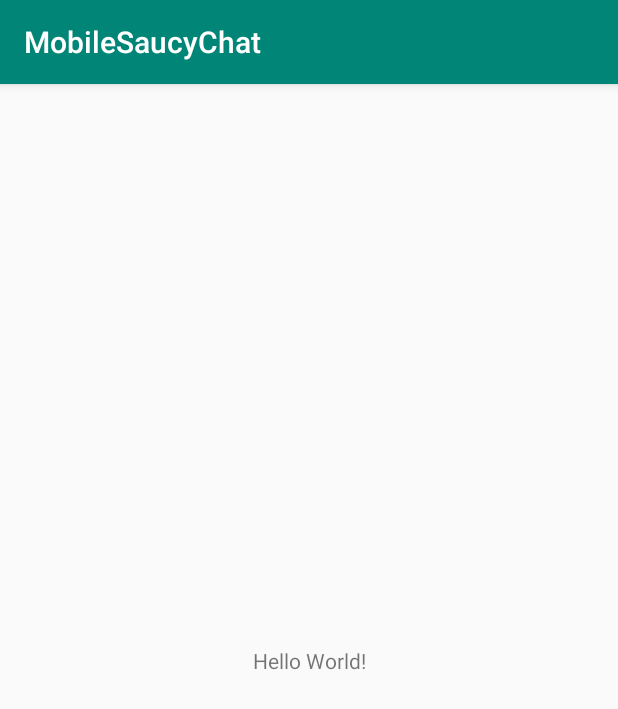
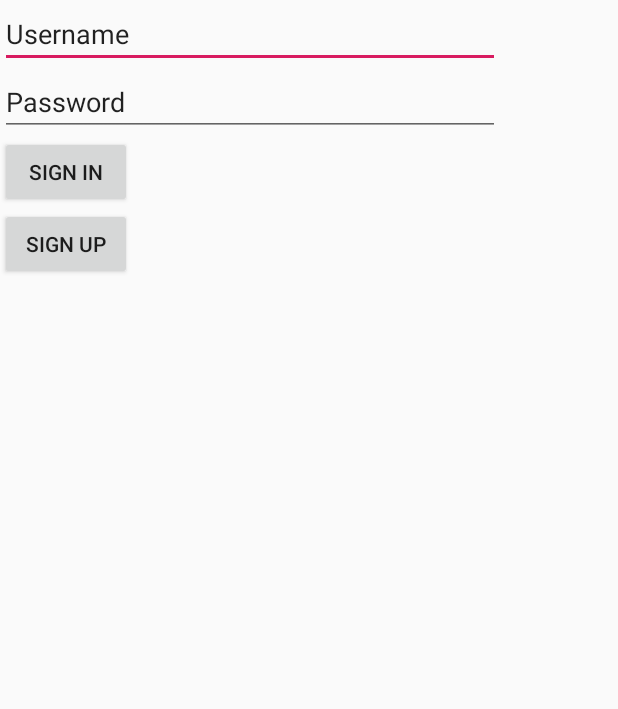
Before and after one commit to seelk89/MobileSaucyChat, an Android app: the screen it shows after launch (MainActivity), on a phone screen of 412 x 824 dp. Shown: the top 709 px of the screen. Run offline under Robolectric (Android 15) with nearby library versions, the phone set to English and light mode, and no system bars.

Commit message:
basic setup

```diff
--- a/app/src/main/AndroidManifest.xml
+++ b/app/src/main/AndroidManifest.xml
@@ -16,6 +16,8 @@
                 <category android:name="android.intent.category.LAUNCHER" />
             </intent-filter>
         </activity>
+
+        <activity android:name=".ChatRoomActivity"></activity>
     </application>
 
 </manifest>
--- a/app/src/main/res/layout/activity_main.xml
+++ b/app/src/main/res/layout/activity_main.xml
@@ -1,18 +1,36 @@
 <?xml version="1.0" encoding="utf-8"?>
-<android.support.constraint.ConstraintLayout xmlns:android="http://schemas.android.com/apk/res/android"
-    xmlns:app="http://schemas.android.com/apk/res-auto"
+<RelativeLayout
+    xmlns:android="http://schemas.android.com/apk/res/android"
     xmlns:tools="http://schemas.android.com/tools"
     android:layout_width="match_parent"
     android:layout_height="match_parent"
     tools:context=".MainActivity">
 
-    <TextView
+    <EditText
+        android:layout_height="wrap_content"
+        android:layout_width="500px"
+        android:text="Username"
+        android:id="@+id/etUsername"/>
+
+    <EditText
+        android:layout_below="@+id/etUsername"
+        android:layout_height="wrap_content"
+        android:layout_width="500px"
+        android:text="Password"
+        android:id="@+id/etPassword"/>
+
+    <Button
+        android:layout_below="@+id/etPassword"
+        android:text="Sign in"
         android:layout_width="wrap_content"
         android:layout_height="wrap_content"
-        android:text="Hello World!"
-        app:layout_constraintBottom_toBottomOf="parent"
-        app:layout_constraintLeft_toLeftOf="parent"
-        app:layout_constraintRight_toRightOf="parent"
-        app:layout_constraintTop_toTopOf="parent" />
+        android:id="@+id/btnSignIn"/>
 
-</android.support.constraint.ConstraintLayout>
+    <Button
+        android:layout_below="@+id/btnSignIn"
+        android:text="Sign up"
+        android:layout_width="wrap_content"
+        android:layout_height="wrap_content"
+        android:id="@+id/btnSignUp"/>
+
+</RelativeLayout>
--- a/app/src/main/res/values/styles.xml
+++ b/app/src/main/res/values/styles.xml
@@ -1,7 +1,7 @@
 <resources>
 
     <!-- Base application theme. -->
-    <style name="AppTheme" parent="Theme.AppCompat.Light.DarkActionBar">
+    <style name="AppTheme" parent="Theme.AppCompat.Light.NoActionBar">
         <!-- Customize your theme here. -->
         <item name="colorPrimary">@color/colorPrimary</item>
         <item name="colorPrimaryDark">@color/colorPrimaryDark</item>
```
Also changed, not shown: app/src/main/java/com/example/mobilesaucychat/ChatRoomActivity.java (added, +29 -0 lines), app/src/main/java/com/example/mobilesaucychat/MainActivity.java (+14 -0 lines), app/src/main/java/com/example/mobilesaucychat/models/Message.java (added, +49 -0 lines), app/src/main/java/com/example/mobilesaucychat/models/User.java (added, +73 -0 lines), app/src/main/res/layout/activity_chat_room.xml (added, +13 -0 lines), app/src/main/res/layout/menu_switch.xml (added, +14 -0 lines), app/src/main/res/layout/toolbar.xml (added, +21 -0 lines), app/src/main/res/menu/menu.xml (added, +13 -0 lines).
